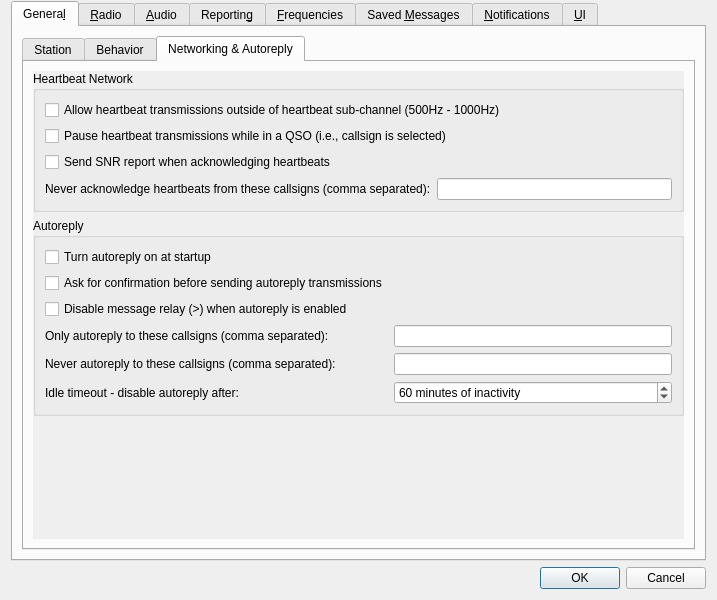
JS8Call-improved/JS8Call-improved, file JS8_UI/Configuration.ui: the form before one commit.
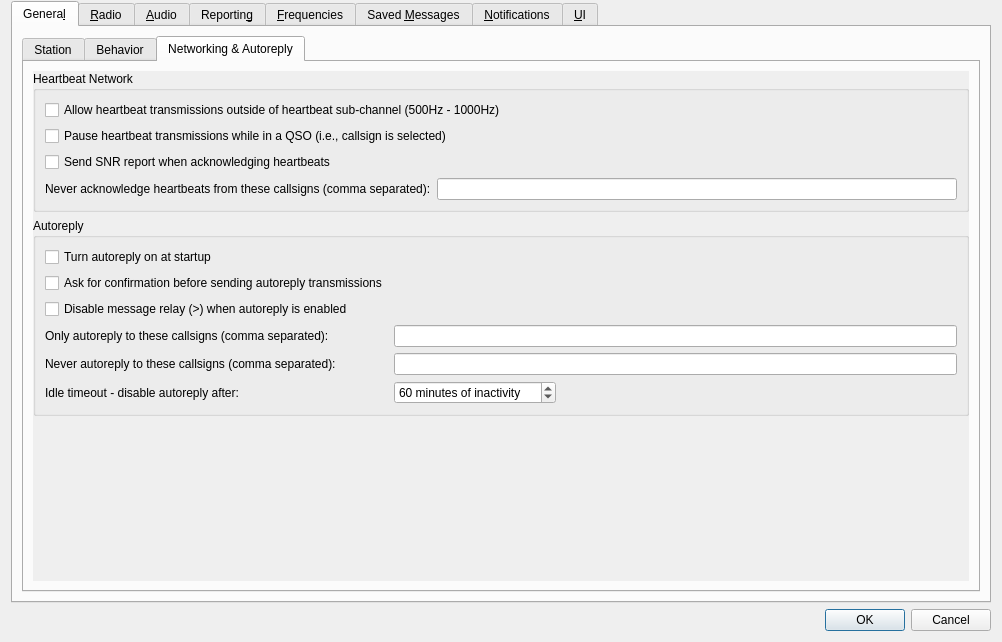
The form after the commit. The open tabs and pages were chosen to show the change. Custom widgets are drawn as their Qt base class.

```diff
--- a/JS8_UI/Configuration.ui
+++ b/JS8_UI/Configuration.ui
@@ -6,8 +6,8 @@
    <rect>
     <x>0</x>
     <y>0</y>
-    <width>717</width>
-    <height>600</height>
+    <width>1002</width>
+    <height>642</height>
    </rect>
   </property>
   <property name="windowTitle">
@@ -704,8 +704,8 @@
                <rect>
                 <x>0</x>
                 <y>0</y>
-                <width>601</width>
-                <height>438</height>
+                <width>886</width>
+                <height>480</height>
                </rect>
               </property>
               <layout class="QVBoxLayout" name="verticalLayout_16">
@@ -753,6 +753,12 @@
                   </item>
                   <item>
                    <layout class="QFormLayout" name="formLayout_16">
+                    <property name="fieldGrowthPolicy">
+                     <enum>QFormLayout::FieldGrowthPolicy::ExpandingFieldsGrow</enum>
+                    </property>
+                    <property name="formAlignment">
+                     <set>Qt::AlignmentFlag::AlignLeading|Qt::AlignmentFlag::AlignLeft|Qt::AlignmentFlag::AlignTop</set>
+                    </property>
                     <property name="bottomMargin">
                      <number>0</number>
                     </property>
@@ -777,6 +783,12 @@
                   <string>Autoreply</string>
                  </property>
                  <layout class="QFormLayout" name="formLayout">
+                  <property name="fieldGrowthPolicy">
+                   <enum>QFormLayout::FieldGrowthPolicy::ExpandingFieldsGrow</enum>
+                  </property>
+                  <property name="formAlignment">
+                   <set>Qt::AlignmentFlag::AlignLeading|Qt::AlignmentFlag::AlignLeft|Qt::AlignmentFlag::AlignTop</set>
+                  </property>
                   <item row="0" column="0">
                    <widget class="QCheckBox" name="autoreply_on_check_box">
                     <property name="text">
```
Left out of the diff: 41 changed lines with no effect on the pictures.
